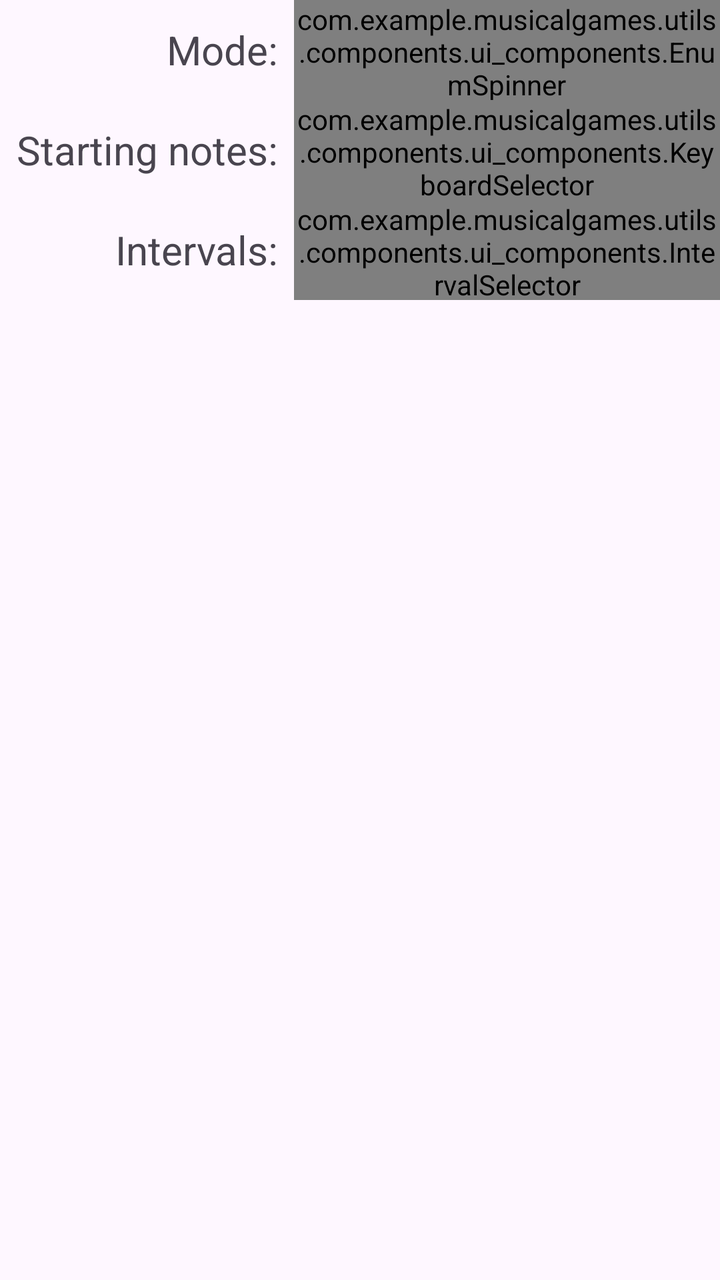
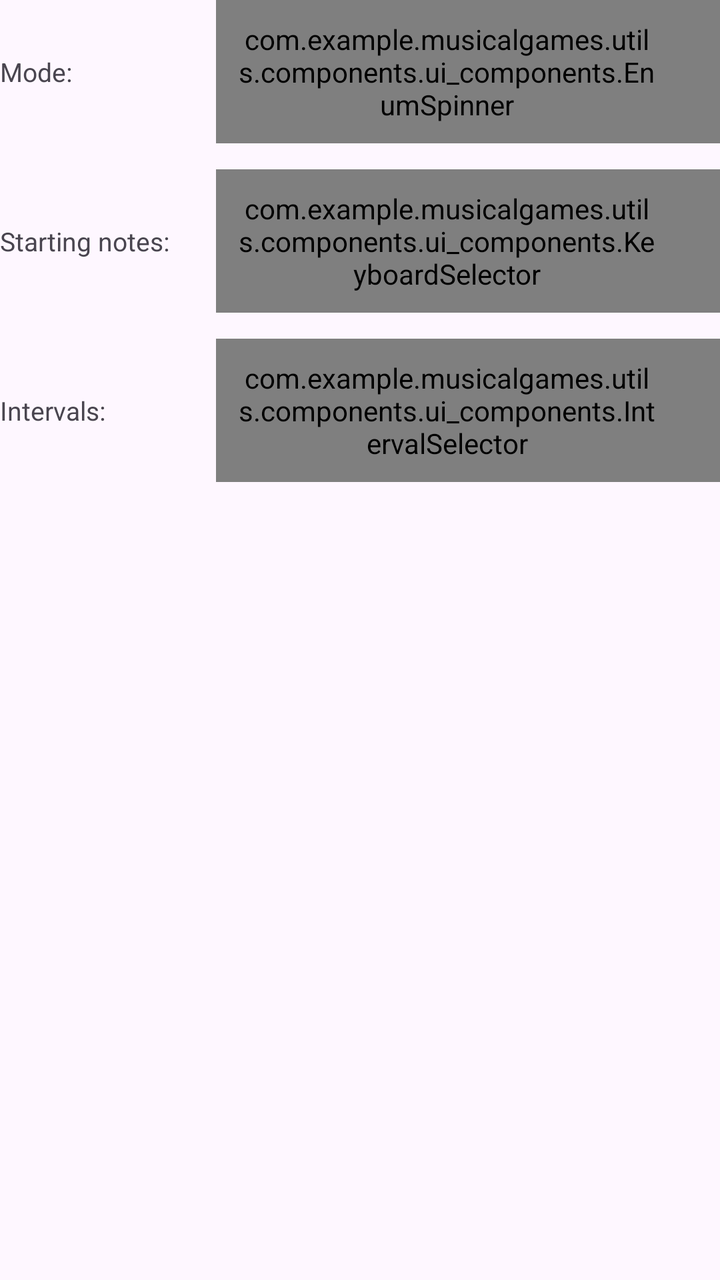

Before-and-after screenshots of an Android layout around one commit, followed by the original layout XML and the change that was made.
<!-- AndroidManifest.xml: application theme Base.Theme.MusicalGames -->
<!-- res/layout/mental_custom_creator.xml -->
<?xml version="1.0" encoding="utf-8"?>
<TableLayout android:layout_width="match_parent"
    android:layout_height="wrap_content"

    xmlns:android="http://schemas.android.com/apk/res/android">

    <TableRow
        android:id="@+id/mode_row"
        android:layout_width="match_parent"
        android:layout_height="wrap_content">

        <TextView
            android:id="@+id/mode_label"
            style="@style/customLabelStyle"
            android:text="Mode:" />


        <com.example.musicalgames.utils.components.ui_components.EnumSpinner
            style="@style/customInputElementStyle"
            android:popupBackground="@drawable/spinner_popup_background"
            android:id="@+id/mode_spinner"/>
    </TableRow>

    <TableRow
        android:id="@+id/starting_notes_row"
        android:layout_width="match_parent"
        android:layout_height="match_parent">
        <TextView
            style="@style/customLabelStyle"
            android:text="Starting notes:"/>
        <com.example.musicalgames.utils.components.ui_components.KeyboardSelector
            android:id="@+id/starting_notes_selector"
            android:popupBackground="@drawable/spinner_popup_background"
            style="@style/customInputElementStyle"
            />
    </TableRow>

    <TableRow
        android:id="@+id/intervals_row"
        android:layout_width="match_parent"
        android:layout_height="match_parent">

        <TextView
            style="@style/customLabelStyle"
            android:text="Intervals:" />

        <com.example.musicalgames.utils.components.ui_components.IntervalSelector
            android:id="@+id/interval_selector"
            style="@style/customInputElementStyle"
            android:popupBackground="@drawable/spinner_popup_background" />
    </TableRow>

</TableLayout>
<!-- resources referenced by this layout -->
<resources>
  <!-- drawable spinner_popup_background (drawable) -->
  <shape xmlns:android="http://schemas.android.com/apk/res/android">
      <solid android:color="?attr/surfaceChipColor"/>
  </shape>
  <style name="customInputElementStyle">
          <item name="android:background">@drawable/spinner_chip_background</item>
          <item name="android:popupBackground">@drawable/spinner_popup_background</item>
          <item name="android:layout_width">match_parent</item>
          <item name="android:textAlignment">center</item>
          <item name="android:layout_height">50dp</item>
          <item name="android:layout_weight">1</item>
      </style>
  <style name="customLabelStyle">
          <item name="android:textAlignment">textEnd</item>
          <item name="android:gravity">center_vertical</item>
          <item name="android:padding">8dp</item>
          <item name="android:textSize">20sp</item>
          <item name="android:layout_height">match_parent</item>
          <item name="android:layout_width">match_parent</item>
      </style>
  <style name="Base.Theme.MusicalGames" parent="Theme.Material3.DayNight.NoActionBar">
          
          
          
          
      </style>
  <!-- drawable spinner_chip_background (drawable) -->
  <?xml version="1.0" encoding="utf-8"?>
  <layer-list xmlns:android="http://schemas.android.com/apk/res/android">
      <item>
          <shape android:shape="rectangle">
              <solid android:color="?attr/surfaceChipColor"/>
          </shape>
      </item>
      <item
          android:gravity="bottom"
          android:height="2dp">
          <shape android:shape="rectangle">
              <solid android:color="?attr/colorPrimary"/>
          </shape>
      </item>
      <item
          android:gravity="center_vertical|end"
          android:width="16dp"
          android:height="16dp"
          android:right="8dp"
          android:drawable="@drawable/ic_chevron_down" />
  </layer-list>
  <!-- drawable ic_chevron_down (drawable) -->
  <vector xmlns:android="http://schemas.android.com/apk/res/android"
      android:width="24dp"
      android:height="24dp"
      android:viewportWidth="24"
      android:viewportHeight="24"
      android:tint="?attr/tertiaryTextColor">
      <path
          android:fillColor="#000000"
          android:pathData="M7.41,8.59L12,13.17L16.59,8.59L18,10L12,16L6,10Z" />
  </vector>
</resources>

<!-- the commit's change to res/layout/mental_custom_creator.xml (unified diff, before → after) -->
@@ -1,44 +1,53 @@
 <?xml version="1.0" encoding="utf-8"?>
-<TableLayout android:layout_width="match_parent"
+<LinearLayout xmlns:android="http://schemas.android.com/apk/res/android"
+    android:layout_width="match_parent"
     android:layout_height="wrap_content"
+    android:orientation="vertical">
 
-    xmlns:android="http://schemas.android.com/apk/res/android">
-
-    <TableRow
+    <LinearLayout
         android:id="@+id/mode_row"
         android:layout_width="match_parent"
-        android:layout_height="wrap_content">
+        android:layout_height="wrap_content"
+        android:orientation="horizontal"
+        android:gravity="center_vertical">
 
         <TextView
             android:id="@+id/mode_label"
             style="@style/customLabelStyle"
             android:text="Mode:" />
 
-
         <com.example.musicalgames.utils.components.ui_components.EnumSpinner
             style="@style/customInputElementStyle"
             android:popupBackground="@drawable/spinner_popup_background"
             android:id="@+id/mode_spinner"/>
-    </TableRow>
+    </LinearLayout>
 
-    <TableRow
+    <LinearLayout
         android:id="@+id/starting_notes_row"
         android:layout_width="match_parent"
-        android:layout_height="match_parent">
+        android:layout_height="wrap_content"
+        android:layout_marginTop="13dp"
+        android:orientation="horizontal"
+        android:gravity="center_vertical">
+
         <TextView
             style="@style/customLabelStyle"
             android:text="Starting notes:"/>
+
         <com.example.musicalgames.utils.components.ui_components.KeyboardSelector
             android:id="@+id/starting_notes_selector"
             android:popupBackground="@drawable/spinner_popup_background"
             style="@style/customInputElementStyle"
             />
-    </TableRow>
+    </LinearLayout>
 
-    <TableRow
+    <LinearLayout
         android:id="@+id/intervals_row"
         android:layout_width="match_parent"
-        android:layout_height="match_parent">
+        android:layout_height="wrap_content"
+        android:layout_marginTop="13dp"
+        android:orientation="horizontal"
+        android:gravity="center_vertical">
 
         <TextView
             style="@style/customLabelStyle"
@@ -48,6 +57,6 @@
             android:id="@+id/interval_selector"
             style="@style/customInputElementStyle"
             android:popupBackground="@drawable/spinner_popup_background" />
-    </TableRow>
+    </LinearLayout>
 
-</TableLayout>
+</LinearLayout>
<!-- resource entries referenced after the edit -->
@@ -7,18 +7,23 @@
   <style name="customInputElementStyle">
           <item name="android:background">@drawable/spinner_chip_background</item>
           <item name="android:popupBackground">@drawable/spinner_popup_background</item>
-          <item name="android:layout_width">match_parent</item>
-          <item name="android:textAlignment">center</item>
-          <item name="android:layout_height">50dp</item>
+          <item name="android:layout_width">0dp</item>
+          <item name="android:layout_height">wrap_content</item>
+          <item name="android:minHeight">@dimen/custom_creator_row_height</item>
           <item name="android:layout_weight">1</item>
+          <item name="android:gravity">center_vertical|start</item>
+          <item name="android:paddingStart">11dp</item>
+          <item name="android:paddingEnd">32dp</item>
+          <item name="android:paddingTop">10dp</item>
+          <item name="android:paddingBottom">10dp</item>
       </style>
   <style name="customLabelStyle">
-          <item name="android:textAlignment">textEnd</item>
-          <item name="android:gravity">center_vertical</item>
-          <item name="android:padding">8dp</item>
-          <item name="android:textSize">20sp</item>
-          <item name="android:layout_height">match_parent</item>
-          <item name="android:layout_width">match_parent</item>
+          <item name="android:gravity">center_vertical|start</item>
+          <item name="android:textColor">?attr/secondaryTextColor</item>
+          <item name="android:textSize">13sp</item>
+          <item name="android:layout_height">wrap_content</item>
+          <item name="android:layout_width">@dimen/custom_creator_label_width</item>
+          <item name="android:layout_marginEnd">@dimen/custom_creator_label_margin</item>
       </style>
   <style name="Base.Theme.MusicalGames" parent="Theme.Material3.DayNight.NoActionBar">
           
@@ -41,23 +46,9 @@
               <solid android:color="?attr/colorPrimary"/>
           </shape>
       </item>
-      <item
-          android:gravity="center_vertical|end"
-          android:width="16dp"
-          android:height="16dp"
-          android:right="8dp"
-          android:drawable="@drawable/ic_chevron_down" />
   </layer-list>
-  <!-- drawable ic_chevron_down (drawable) -->
-  <vector xmlns:android="http://schemas.android.com/apk/res/android"
-      android:width="24dp"
-      android:height="24dp"
-      android:viewportWidth="24"
-      android:viewportHeight="24"
-      android:tint="?attr/tertiaryTextColor">
-      <path
-          android:fillColor="#000000"
-          android:pathData="M7.41,8.59L12,13.17L16.59,8.59L18,10L12,16L6,10Z" />
-  </vector>
+  <dimen name="custom_creator_row_height">44dp</dimen>
+  <dimen name="custom_creator_label_width">96dp</dimen>
+  <dimen name="custom_creator_label_margin">12dp</dimen>
 </resources>
 
